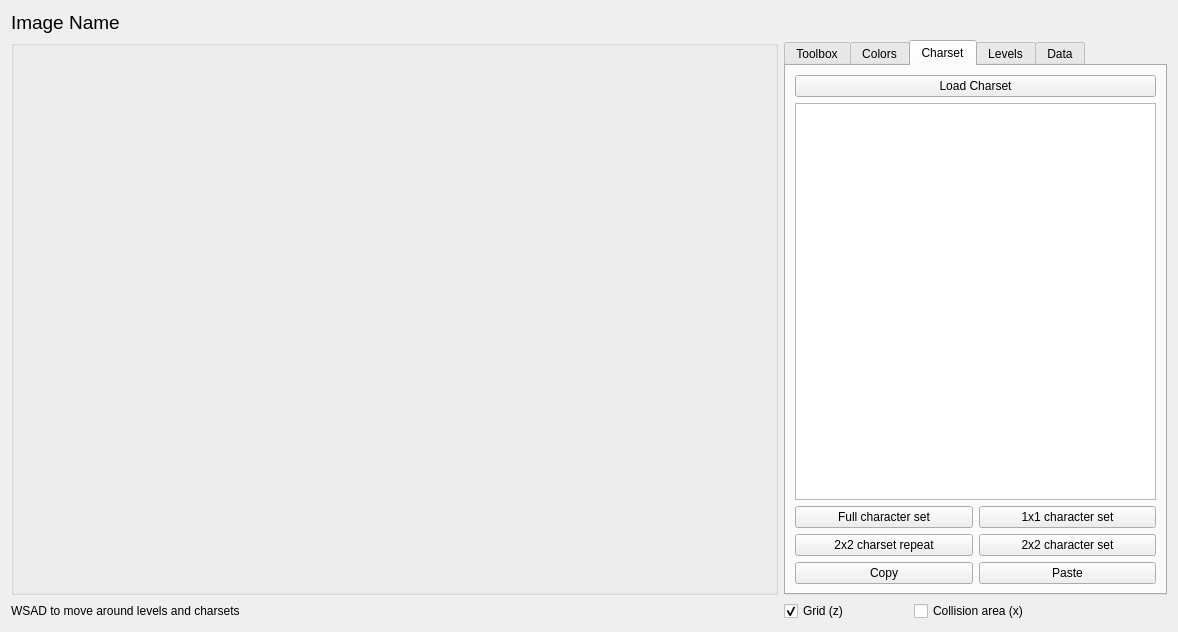
Qt form source/trsedocuments/formimageeditor.ui (Happy-Ferret/Fluff64) before a commit.
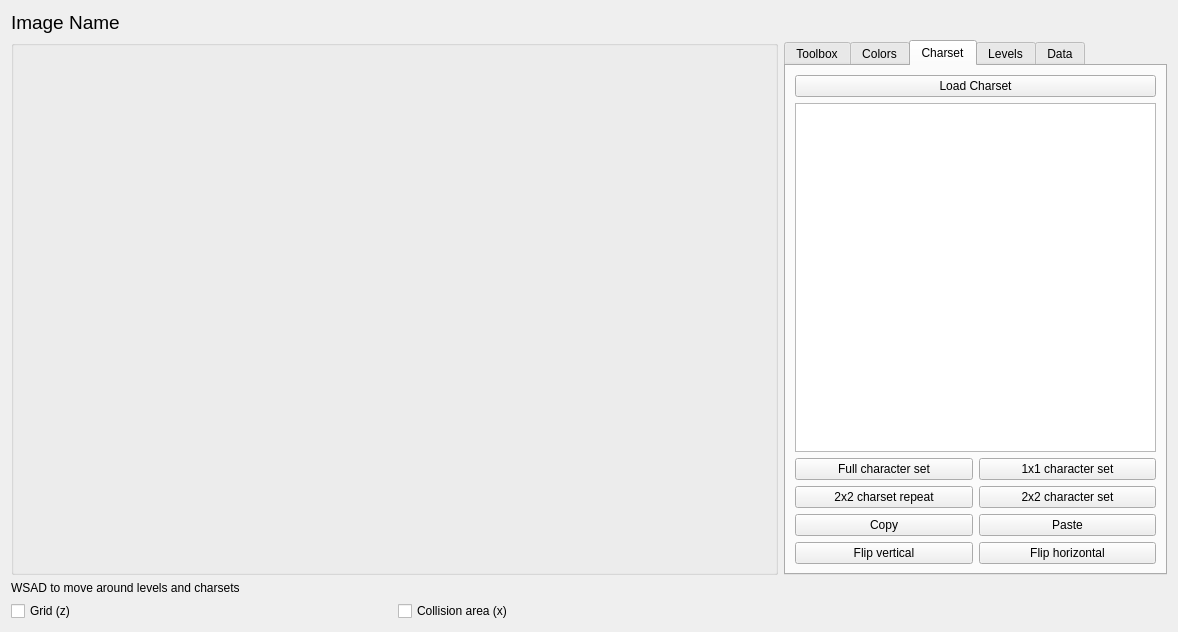
The same form after that commit. The open tabs and pages were chosen to show the change.

Patch:
```diff
--- a/source/trsedocuments/formimageeditor.ui
+++ b/source/trsedocuments/formimageeditor.ui
@@ -15,38 +15,7 @@
   </property>
   <layout class="QGridLayout" name="gridLayout_3">
    <item row="0" column="0">
-    <layout class="QGridLayout" name="gridLayout" columnstretch="2,1">
-     <item row="2" column="1">
-      <layout class="QHBoxLayout" name="horizontalLayout_2">
-       <item>
-        <widget class="QCheckBox" name="chkGrid">
-         <property name="text">
-          <string>Grid (z)</string>
-         </property>
-         <property name="checked">
-          <bool>true</bool>
-         </property>
-        </widget>
-       </item>
-       <item>
-        <widget class="QCheckBox" name="chkBackgroundArea">
-         <property name="text">
-          <string>Collision area (x)</string>
-         </property>
-         <property name="checked">
-          <bool>false</bool>
-         </property>
-        </widget>
-       </item>
-       <item>
-        <widget class="QLabel" name="lblPosition">
-         <property name="text">
-          <string/>
-         </property>
-        </widget>
-       </item>
-      </layout>
-     </item>
+    <layout class="QGridLayout" name="gridLayout" rowstretch="0,0,0" columnstretch="2,1">
      <item row="1" column="0">
       <widget class="QGroupBox" name="groupBox">
        <property name="title">
@@ -111,7 +80,7 @@
      <item row="1" column="1">
       <widget class="QTabWidget" name="tabWidget_2">
        <property name="currentIndex">
-        <number>0</number>
+        <number>2</number>
        </property>
        <widget class="QWidget" name="tab_2">
         <attribute name="title">
@@ -376,10 +345,10 @@
                </property>
               </widget>
              </item>
-             <item row="2" column="0">
-              <widget class="QPushButton" name="btnCharsetFull">
+             <item row="4" column="1">
+              <widget class="QPushButton" name="btnCharsetPaste">
                <property name="text">
-                <string>Full character set</string>
+                <string>Paste</string>
                </property>
               </widget>
              </item>
@@ -397,10 +366,24 @@
                </property>
               </widget>
              </item>
-             <item row="4" column="1">
-              <widget class="QPushButton" name="btnCharsetPaste">
+             <item row="2" column="0">
+              <widget class="QPushButton" name="btnCharsetFull">
                <property name="text">
-                <string>Paste</string>
+                <string>Full character set</string>
+               </property>
+              </widget>
+             </item>
+             <item row="5" column="0">
+              <widget class="QPushButton" name="btnFlipVert">
+               <property name="text">
+                <string>Flip vertical</string>
+               </property>
+              </widget>
+             </item>
+             <item row="5" column="1">
+              <widget class="QPushButton" name="btnFlipHorisontal">
+               <property name="text">
+                <string>Flip horizontal</string>
                </property>
               </widget>
              </item>
@@ -454,9 +437,51 @@
       </widget>
      </item>
      <item row="2" column="0">
-      <widget class="QLabel" name="label">
+      <layout class="QHBoxLayout" name="horizontalLayout_3">
+       <item>
+        <widget class="QLabel" name="label">
+         <property name="text">
+          <string>WSAD to move around levels and charsets</string>
+         </property>
+        </widget>
+       </item>
+       <item>
+        <widget class="QLabel" name="lblMode">
+         <property name="text">
+          <string/>
+         </property>
+        </widget>
+       </item>
+      </layout>
+     </item>
+    </layout>
+   </item>
+   <item row="1" column="0">
+    <layout class="QHBoxLayout" name="horizontalLayout_2">
+     <item>
+      <widget class="QCheckBox" name="chkGrid">
        <property name="text">
-        <string>WSAD to move around levels and charsets</string>
+        <string>Grid (z)</string>
+       </property>
+       <property name="checked">
+        <bool>false</bool>
+       </property>
+      </widget>
+     </item>
+     <item>
+      <widget class="QCheckBox" name="chkBackgroundArea">
+       <property name="text">
+        <string>Collision area (x)</string>
+       </property>
+       <property name="checked">
+        <bool>false</bool>
+       </property>
+      </widget>
+     </item>
+     <item>
+      <widget class="QLabel" name="lblPosition">
+       <property name="text">
+        <string/>
        </property>
       </widget>
      </item>
```
